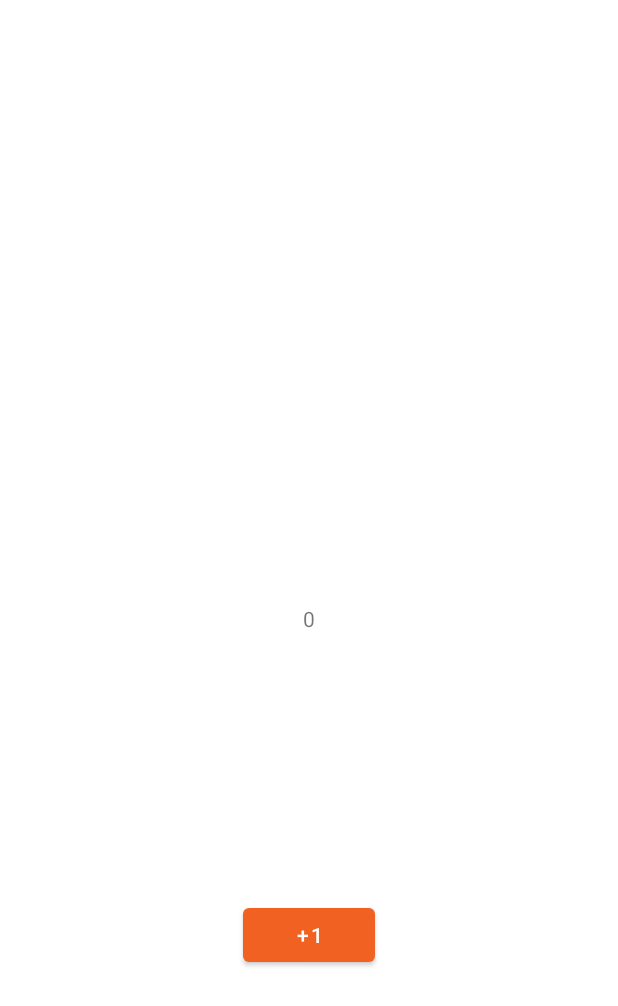
After one commit to caoshen/AndroidAdvance, an Android app: the layout activity_name.xml on its own in the app's theme, with its tools: preview values and no code run, on a phone screen of 412 x 824 dp. The commit adds this screen. Shown: the top 1006 px of the screen. Run offline under Robolectric (Android 15) with nearby library versions, the phone set to English and light mode, and no system bars.

Commit message:
livedata intro

```diff
--- /dev/null
+++ b/jetpack/src/main/res/layout/activity_name.xml
@@ -0,0 +1,27 @@
+<?xml version="1.0" encoding="utf-8"?>
+<androidx.constraintlayout.widget.ConstraintLayout xmlns:android="http://schemas.android.com/apk/res/android"
+    xmlns:app="http://schemas.android.com/apk/res-auto"
+    xmlns:tools="http://schemas.android.com/tools"
+    android:layout_width="match_parent"
+    android:layout_height="match_parent">
+
+    <TextView
+        android:id="@+id/tv_name"
+        android:layout_width="wrap_content"
+        android:layout_height="wrap_content"
+        android:text="@string/zero"
+        app:layout_constraintBottom_toBottomOf="parent"
+        app:layout_constraintEnd_toEndOf="parent"
+        app:layout_constraintStart_toStartOf="parent"
+        app:layout_constraintTop_toTopOf="parent" />
+
+    <Button
+        android:id="@+id/btn_click"
+        android:layout_width="wrap_content"
+        android:layout_height="wrap_content"
+        android:text="@string/plus_one"
+        app:layout_constraintBottom_toBottomOf="parent"
+        app:layout_constraintEnd_toEndOf="parent"
+        app:layout_constraintStart_toStartOf="parent"
+        app:layout_constraintTop_toBottomOf="@id/tv_name" />
+</androidx.constraintlayout.widget.ConstraintLayout>
--- a/jetpack/src/main/res/values/strings.xml
+++ b/jetpack/src/main/res/values/strings.xml
@@ -22,4 +22,6 @@
     <string name="net_request">请求网络</string>
     <string name="net_request_error">请求网络错误</string>
     <string name="net_request_result">网络请求结果</string>
+    <string name="zero">0</string>
+    <string name="plus_one">+1</string>
 </resources>
```
Also changed, not shown: jetpack/src/main/AndroidManifest.xml (+6 -3 lines), jetpack/src/main/java/io/github/caoshen/androidadvance/jetpack/ui/NameActivity.kt (added, +38 -0 lines), jetpack/src/main/java/io/github/caoshen/androidadvance/jetpack/viewmodel/NameViewModel.kt (added, +20 -0 lines).
